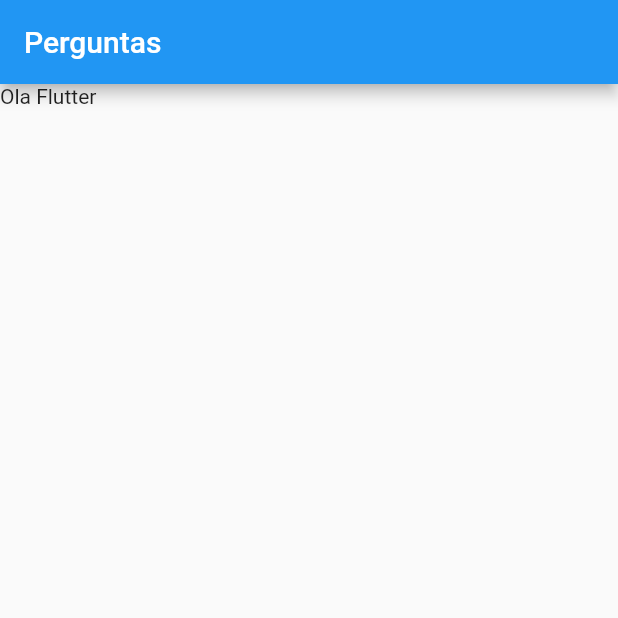
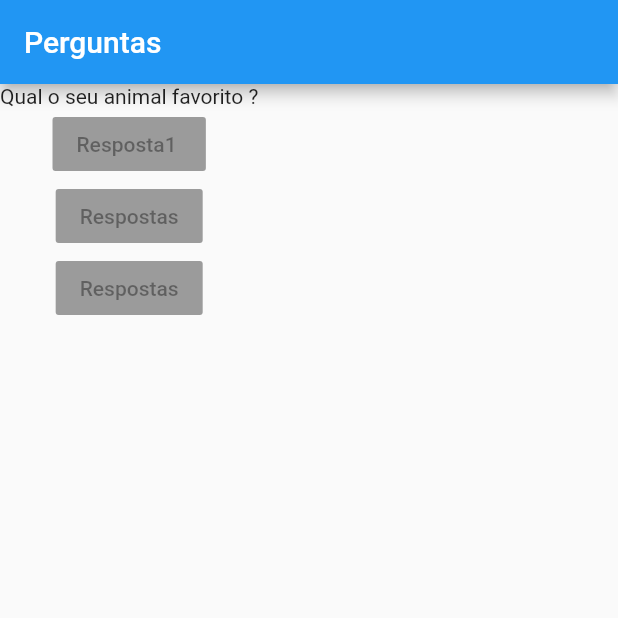
Before and after one commit to gabrielkussler/App-perguntas-Flutter, a Flutter app: the screen it shows after launch, on a phone screen of 412 x 824 dp, the top half of it. Run offline on Flutter 3.47's test engine with Material 2 defaults, Android fonts, the phone set to English and light mode, and no system bars.

Commit message:
criando List<String> perguntas

```diff
--- a/lib/main.dart
+++ b/lib/main.dart
@@ -7,11 +7,28 @@ class PerguntaApp extends StatelessWidget {
 
   @override
   Widget build(BuildContext context) {
+
+    final perguntas = [
+      'Qual é a sua cor favorita ?',
+      'Qual o seu animal favorito ?'
+    ];
+
     return MaterialApp(
       home: Scaffold(
         appBar: AppBar(title: Text('Perguntas'),
         ),
-        body: Text('Ola Flutter'),
+        body: Column(
+          children: [
+            Text(perguntas[1]),
+            RaisedButton(onPressed: null,
+            child: Text('Resposta1 '),
+            ) ,           RaisedButton(onPressed: null,
+            child: Text('Respostas'),
+            ) ,           RaisedButton(onPressed: null,
+            child: Text('Respostas'),
+            )
+          ],
+        ),
       ),
     );
   }
```
